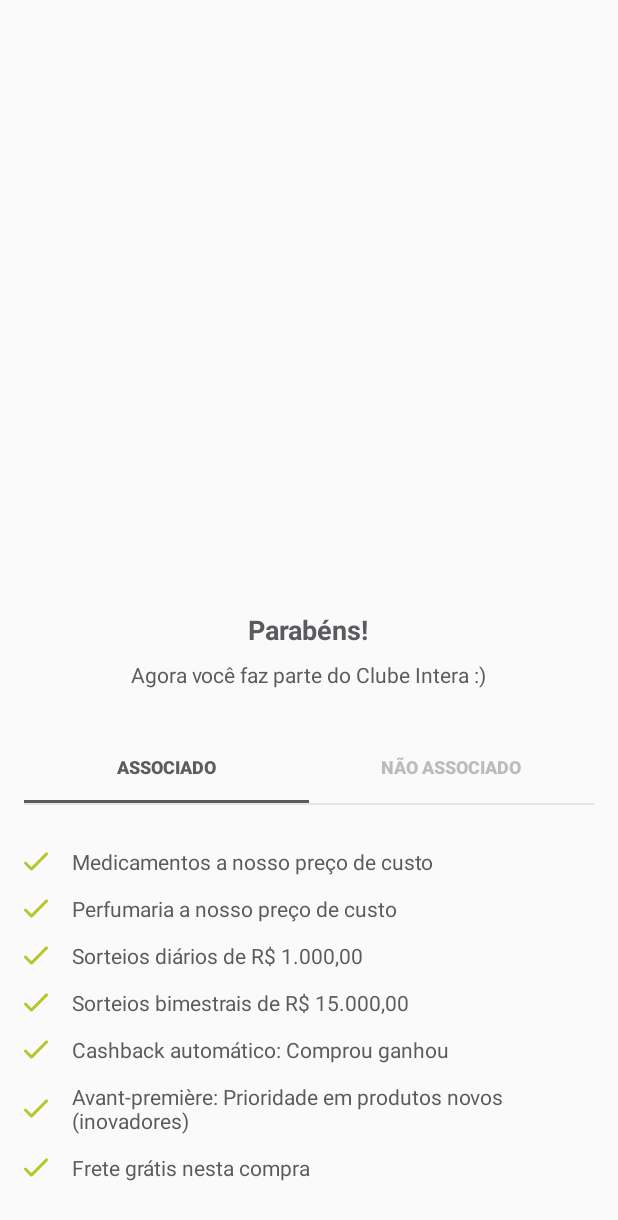
After one commit to premacck/interact, an Android app: the layout bottom_sheet_intera_club_welcome.xml on its own in the app's theme, with its tools: preview values and no code run, on a phone screen of 412 x 824 dp. The commit adds this screen. Shown: the top 1220 px of the screen. Run offline under Robolectric (Android 15) with nearby library versions, the phone set to English and light mode, and no system bars.

Commit message:
Added Add money and club welcome pages

```diff
--- a/app/src/main/AndroidManifest.xml
+++ b/app/src/main/AndroidManifest.xml
@@ -136,6 +136,12 @@
       android:theme="@style/AppTheme.NoActionBar"
       android:windowSoftInputMode="adjustResize" />
 
+    <activity
+      android:name=".profile.ui.AddMoneyActivity"
+      android:screenOrientation="portrait"
+      android:theme="@style/AppTheme.NoActionBar"
+      android:windowSoftInputMode="adjustResize" />
+
   </application>
 
 </manifest>
--- a/app/src/main/java/com/techmesystem/intera/profile/ui/ProfileFragment.kt
+++ b/app/src/main/java/com/techmesystem/intera/profile/ui/ProfileFragment.kt
@@ -28,6 +28,8 @@
   }
 
   private fun initListeners() {
+    btn_add?.onDebounceClick { AddMoneyActivity.launch(context) }
+
     tv_personal_data?.onDebounceClick { PersonalDataActivity.launch(context) }
     tv_requests?.onDebounceClick { RequestsActivity.launch(context) }
     tv_favorites?.onDebounceClick { FavoriteActivity.launch(context) }
--- /dev/null
+++ b/app/src/main/res/drawable/ic_check_green_small.xml
@@ -0,0 +1,9 @@
+<vector xmlns:android="http://schemas.android.com/apk/res/android"
+  android:width="16dp"
+  android:height="12.5dp"
+  android:viewportWidth="28"
+  android:viewportHeight="22">
+  <path
+    android:fillColor="#B6C62C"
+    android:pathData="M8.6665,17.5082L2.8332,11.6749C2.5251,11.363 2.1049,11.1874 1.6665,11.1874C1.2281,11.1874 0.8079,11.363 0.4998,11.6749C-0.1502,12.3249 -0.1502,13.3582 0.4998,14.0082L7.4832,20.9916C8.1332,21.6416 9.1832,21.6416 9.8332,20.9916L27.4998,3.3416C28.1498,2.6916 28.1498,1.6582 27.4998,1.0082C27.1917,0.6963 26.7716,0.5208 26.3332,0.5208C25.8947,0.5208 25.4746,0.6963 25.1665,1.0082L8.6665,17.5082Z" />
+</vector>
--- /dev/null
+++ b/app/src/main/res/layout/bottom_sheet_intera_club_welcome.xml
@@ -0,0 +1,125 @@
+<?xml version="1.0" encoding="utf-8"?>
+<LinearLayout xmlns:android="http://schemas.android.com/apk/res/android"
+  xmlns:app="http://schemas.android.com/apk/res-auto"
+  xmlns:tools="http://schemas.android.com/tools"
+  android:layout_width="match_parent"
+  android:layout_height="wrap_content"
+  android:layout_gravity="bottom"
+  android:orientation="vertical"
+  tools:ignore="HardcodedText">
+
+  <TextView
+    style="@style/Text18BoldWrapWrap"
+    android:layout_gravity="center_horizontal"
+    android:layout_marginTop="40dp"
+    android:text="@string/congratulations" />
+
+  <TextView
+    style="@style/Text14WrapWrap"
+    android:layout_gravity="center_horizontal"
+    android:layout_marginTop="@dimen/margin_8dp"
+    android:text="@string/now_you_are_part_of_intera_club" />
+
+  <com.google.android.material.tabs.TabLayout
+    android:id="@+id/tl_club_type"
+    android:layout_width="match_parent"
+    android:layout_height="wrap_content"
+    android:layout_marginStart="@dimen/margin_16dp"
+    android:layout_marginTop="@dimen/margin_28dp"
+    android:layout_marginEnd="@dimen/margin_16dp"
+    app:tabIndicatorColor="@color/color_5C5B60"
+    app:tabIndicatorHeight="@dimen/margin_2dp"
+    app:tabSelectedTextColor="@color/color_5C5B60"
+    app:tabTextAppearance="@style/CustomTabTextCapsBold"
+    app:tabTextColor="@color/color_665C5B60">
+
+    <com.google.android.material.tabs.TabItem
+      android:id="@+id/tab_personal_data"
+      android:layout_width="wrap_content"
+      android:layout_height="wrap_content"
+      android:text="@string/associated" />
+
+    <com.google.android.material.tabs.TabItem
+      android:id="@+id/tab_addressed"
+      android:layout_width="wrap_content"
+      android:layout_height="wrap_content"
+      android:text="@string/not_associated" />
+  </com.google.android.material.tabs.TabLayout>
+
+  <View
+    style="@style/ThinLine"
+    android:layout_marginStart="@dimen/margin_16dp"
+    android:layout_marginEnd="@dimen/margin_16dp" />
+
+  <TextView
+    android:id="@+id/view_1"
+    style="@style/Text14MatchWrap"
+    android:layout_marginTop="@dimen/margin_28dp"
+    android:drawableStart="@drawable/ic_check_green_small"
+    android:drawablePadding="@dimen/margin_16dp"
+    android:paddingStart="@dimen/margin_16dp"
+    android:paddingEnd="@dimen/margin_16dp"
+    android:text="Medicamentos a nosso preço de custo" />
+
+  <TextView
+    android:id="@+id/view_2"
+    style="@style/Text14MatchWrap"
+    android:layout_marginTop="@dimen/margin_12dp"
+    android:drawableStart="@drawable/ic_check_green_small"
+    android:drawablePadding="@dimen/margin_16dp"
+    android:paddingStart="@dimen/margin_16dp"
+    android:paddingEnd="@dimen/margin_16dp"
+    android:text="Perfumaria a nosso preço de custo" />
+
+  <TextView
+    android:id="@+id/view_3"
+    style="@style/Text14MatchWrap"
+    android:layout_marginTop="@dimen/margin_12dp"
+    android:drawableStart="@drawable/ic_check_green_small"
+    android:drawablePadding="@dimen/margin_16dp"
+    android:paddingStart="@dimen/margin_16dp"
+    android:paddingEnd="@dimen/margin_16dp"
+    android:text="Sorteios diários de R$ 1.000,00" />
+
+  <TextView
+    android:id="@+id/view_4"
+    style="@style/Text14MatchWrap"
+    android:layout_marginTop="@dimen/margin_12dp"
+    android:drawableStart="@drawable/ic_check_green_small"
+    android:drawablePadding="@dimen/margin_16dp"
+    android:paddingStart="@dimen/margin_16dp"
+    android:paddingEnd="@dimen/margin_16dp"
+    android:text="Sorteios bimestrais de R$ 15.000,00" />
+
+  <TextView
+    android:id="@+id/view_5"
+    style="@style/Text14MatchWrap"
+    android:layout_marginTop="@dimen/margin_12dp"
+    android:drawableStart="@drawable/ic_check_green_small"
+    android:drawablePadding="@dimen/margin_16dp"
+    android:paddingStart="@dimen/margin_16dp"
+    android:paddingEnd="@dimen/margin_16dp"
+    android:text="Cashback automático: Comprou ganhou" />
+
+  <TextView
+    android:id="@+id/view_6"
+    style="@style/Text14MatchWrap"
+    android:layout_marginTop="@dimen/margin_12dp"
+    android:drawableStart="@drawable/ic_check_green_small"
+    android:drawablePadding="@dimen/margin_16dp"
+    android:paddingStart="@dimen/margin_16dp"
+    android:paddingEnd="@dimen/margin_16dp"
+    android:text="Avant-première: Prioridade em produtos novos (inovadores)" />
+
+  <TextView
+    android:id="@+id/view_7"
+    style="@style/Text14MatchWrap"
+    android:layout_marginTop="@dimen/margin_12dp"
+    android:layout_marginBottom="@dimen/margin_36dp"
+    android:drawableStart="@drawable/ic_check_green_small"
+    android:drawablePadding="@dimen/margin_16dp"
+    android:paddingStart="@dimen/margin_16dp"
+    android:paddingEnd="@dimen/margin_16dp"
+    android:text="Frete grátis nesta compra" />
+
+</LinearLayout>
--- a/app/src/main/res/values/strings.xml
+++ b/app/src/main/res/values/strings.xml
@@ -9,6 +9,7 @@
   <string name="not_associated_price_x">Não Associado\u000D\nR$ %1$s</string>
   <string name="compare_and_prove">Compare E Comprove</string>
   <string name="not_associated">Não Associado</string>
+  <string name="associated">Associado</string>
   <string name="cashback_x">R$%1$s de volta</string>
   <string name="product_details">Detalhes do produto</string>
   <string name="package_leaflet">Bula do medicamento</string>
@@ -178,5 +179,11 @@
   <string name="are_you_sure_you_want_to_delete_card">Tem certeza que deseja excluir?</string>
   <string name="no">Não</string>
   <string name="yes">Sim</string>
+  <string name="add_money">Adicionar dinheiro</string>
+  <string name="enter_the_value">Digite o valor</string>
+  <string name="just_dollar">R$&#160;</string>
+  <string name="sample_add_money">30,00</string>
+  <string name="add_money_hint">88,88</string>
+  <string name="now_you_are_part_of_intera_club">Agora você faz parte do Clube Intera :)</string>
 </resources>
 <!--\u000D-->
```
Also changed, not shown: app/src/main/java/com/techmesystem/intera/profile/ui/AddMoneyActivity.kt (added, +33 -0 lines), app/src/main/java/com/techmesystem/intera/profile/ui/InteraClubWelcomeBottomSheet.kt (added, +32 -0 lines), app/src/main/res/layout/activity_add_money.xml (added, +86 -0 lines), app/src/main/res/values/styles.xml (+9 -0 lines).
